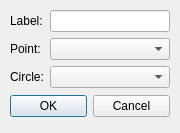
Old version of the form Dialogs/AddLineDialogs/addlinefirsttangent.ui in the repository LFriday13/geometry-toolbox.
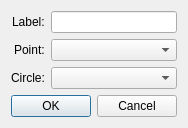
New version of the form.

Patch:
```diff
--- a/Dialogs/AddLineDialogs/addlinefirsttangent.ui
+++ b/Dialogs/AddLineDialogs/addlinefirsttangent.ui
@@ -7,38 +7,18 @@
     <x>0</x>
     <y>0</y>
     <width>180</width>
-    <height>133</height>
+    <height>124</height>
    </rect>
   </property>
   <property name="windowTitle">
    <string>Dialog</string>
   </property>
-  <widget class="QDialogButtonBox" name="buttonBox">
-   <property name="geometry">
-    <rect>
-     <x>10</x>
-     <y>90</y>
-     <width>160</width>
-     <height>32</height>
-    </rect>
-   </property>
-   <property name="orientation">
-    <enum>Qt::Horizontal</enum>
-   </property>
-   <property name="standardButtons">
-    <set>QDialogButtonBox::Cancel|QDialogButtonBox::Ok</set>
-   </property>
-  </widget>
-  <widget class="QWidget" name="formLayoutWidget">
-   <property name="geometry">
-    <rect>
-     <x>10</x>
-     <y>10</y>
-     <width>160</width>
-     <height>80</height>
-    </rect>
-   </property>
+  <layout class="QVBoxLayout" name="verticalLayout">
+   <item>
    <layout class="QFormLayout" name="formLayout">
+     <property name="labelAlignment">
+      <set>Qt::AlignRight|Qt::AlignTrailing|Qt::AlignVCenter</set>
+     </property>
     <item row="0" column="0">
      <widget class="QLabel" name="labelLabel">
       <property name="text">
@@ -70,7 +50,18 @@
      <widget class="QComboBox" name="circleComboBox"/>
     </item>
    </layout>
-  </widget>
+   </item>
+   <item>
+    <widget class="QDialogButtonBox" name="buttonBox">
+     <property name="orientation">
+      <enum>Qt::Horizontal</enum>
+     </property>
+     <property name="standardButtons">
+      <set>QDialogButtonBox::Cancel|QDialogButtonBox::Ok</set>
+     </property>
+    </widget>
+   </item>
+  </layout>
  </widget>
  <resources/>
  <connections>
```
Lines whose indentation alone changed are shown as unchanged.
